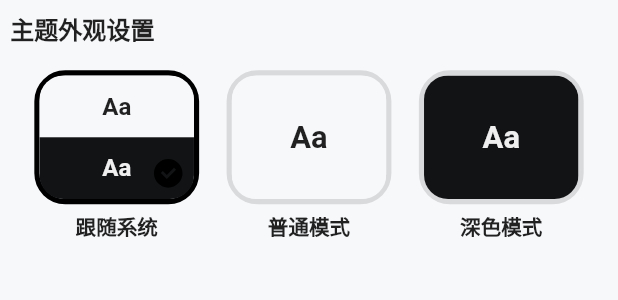
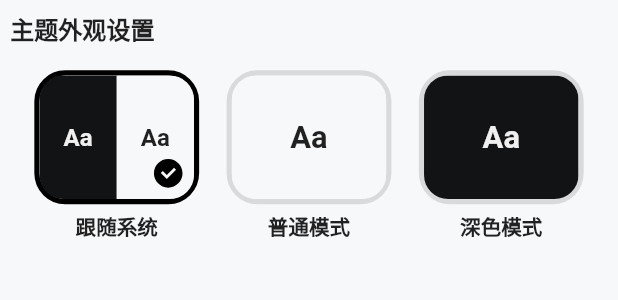
Before and after one commit to AmosHuKe/Mood-Example, a Flutter app: the SettingTheme widget shown alone on an empty page, opened directly, on a phone screen of 412 x 824 dp. Shown: the top 300 px of the screen. Run offline on Flutter 3.47's test engine with Material 2 defaults, Android fonts, the phone set to English and light mode, and no system bars; our stand-ins replace card_swiper, fl_chart, fluro, flutter_screenutil, flutter_slidable, flutter_zoom_drawer and 6 more; accounts and stored records are empty.

Commit message:
style: 跟随主题变换

```diff
--- a/lib/views/menu_screen/widgets/setting_theme.dart
+++ b/lib/views/menu_screen/widgets/setting_theme.dart
@@ -52,20 +52,30 @@ class _SettingThemeState extends State<SettingTheme> {
                 DarkThemeCard(
                   title: "跟随系统",
                   selected: themeMode == ThemeMode.system,
-                  child: Column(
+                  child: Row(
                     children: [
                       Expanded(
                         child: Container(
                           alignment: Alignment.center,
-                          decoration: const BoxDecoration(
+                          decoration: BoxDecoration(
                             gradient: LinearGradient(
-                              colors: [Color(0xFFF6F8FA), Color(0xFFF6F8FA)],
+                              colors: isDarkMode(context)
+                                  ? [
+                                      const Color(0xFFF6F8FA),
+                                      const Color(0xFFF6F8FA)
+                                    ]
+                                  : [
+                                      const Color(0xFF111315),
+                                      const Color(0xFF111315)
+                                    ],
                             ),
                           ),
                           child: Text(
                             "Aa",
                             style: TextStyle(
-                              color: Colors.black87,
+                              color: isDarkMode(context)
+                                  ? Colors.black87
+                                  : const Color(0xFFEFEFEF),
                               fontWeight: FontWeight.bold,
                               fontSize: 14.sp,
                             ),
@@ -75,15 +85,25 @@ class _SettingThemeState extends State<SettingTheme> {
                       Expanded(
                         child: Container(
                           alignment: Alignment.center,
-                          decoration: const BoxDecoration(
+                          decoration: BoxDecoration(
                             gradient: LinearGradient(
-                              colors: [Color(0xFF111315), Color(0xFF111315)],
+                              colors: isDarkMode(context)
+                                  ? [
+                                      const Color(0xFF111315),
+                                      const Color(0xFF111315)
+                                    ]
+                                  : [
+                                      const Color(0xFFF6F8FA),
+                                      const Color(0xFFF6F8FA)
+                                    ],
                             ),
                           ),
                           child: Text(
                             "Aa",
                             style: TextStyle(
-                              color: const Color(0xFFEFEFEF),
+                              color: isDarkMode(context)
+                                  ? const Color(0xFFEFEFEF)
+                                  : Colors.black87,
                               fontWeight: FontWeight.bold,
                               fontSize: 14.sp,
                             ),
```
